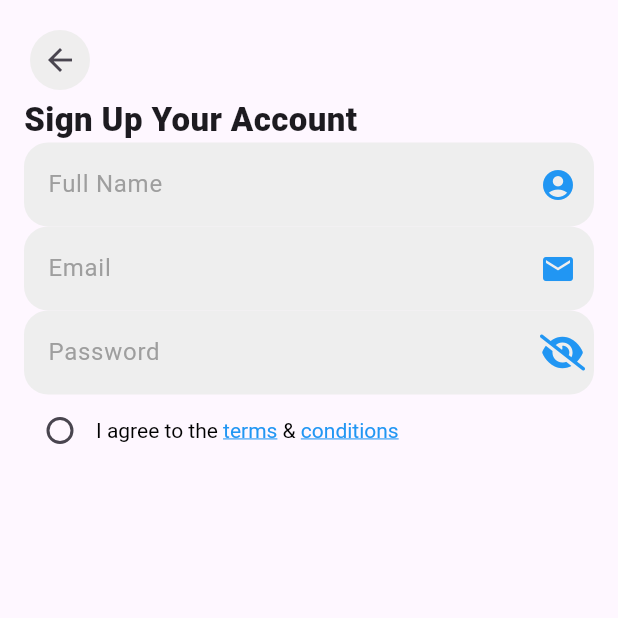
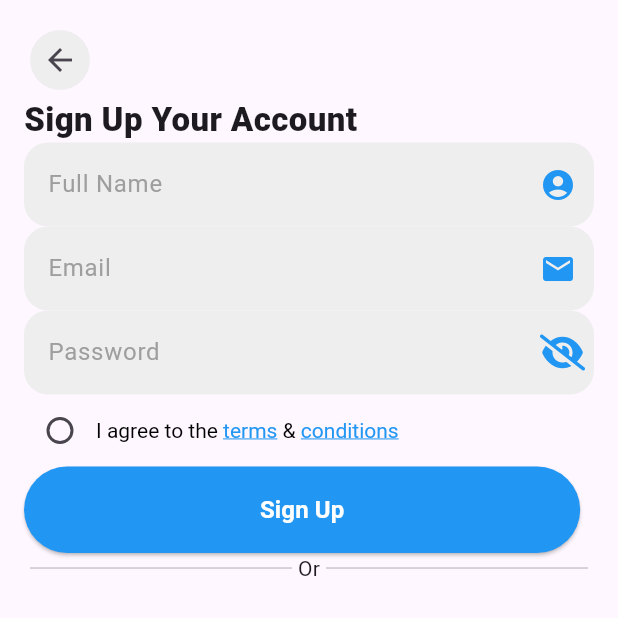
Before and after one commit to faisal-abdelnase/supermarket-delivery, a Flutter app: the SignUpPage screen opened by its route, on a phone screen of 412 x 824 dp, the top half of it. Run offline on Flutter 3.47's test engine with Material 3 defaults, Android fonts, the light colour scheme and no system bars; our stand-ins replace font_awesome_flutter, percent_indicator, shared_preferences; accounts and stored records are empty.

Commit message:
create custom elvated button and divider

```diff
--- a/lib/features/Auth/presentation/view/sign_up.dart
+++ b/lib/features/Auth/presentation/view/sign_up.dart
@@ -1,5 +1,7 @@
 import 'package:flutter/material.dart';
 import 'package:super_market_app/features/Auth/presentation/view/widgets/custom_arrow_back_button.dart';
+import 'package:super_market_app/features/Auth/presentation/view/widgets/custom_divider_or.dart';
+import 'package:super_market_app/features/Auth/presentation/view/widgets/custom_elvated_button.dart';
 import 'package:super_market_app/features/Auth/presentation/view/widgets/custom_text_form_filed.dart';
 import 'package:super_market_app/features/Auth/presentation/view/widgets/custom_text_from_filed_password.dart';
 import 'package:super_market_app/features/Auth/presentation/view/widgets/rich_text_to_agree_radio.dart';
@@ -19,6 +21,8 @@ class _SignUpPageState extends State<SignUpPage> {
 
   @override
   Widget build(BuildContext context) {
+    final screenWidth = MediaQuery.of(context).size.width;
+    final screenHeight = MediaQuery.of(context).size.height;
     return Scaffold(
       body: SafeArea(
         top: true,
@@ -55,6 +59,10 @@ class _SignUpPageState extends State<SignUpPage> {
                     RichTextToAgreeRadio()
                 ],
               ),
+
+              CustomElvatedButton(screenWidth: screenWidth, screenHeight: screenHeight),
+
+              CustomDividerOR()
             ],
           ),
         ),
--- /dev/null
+++ b/lib/features/Auth/presentation/view/widgets/custom_divider_or.dart
@@ -0,0 +1,35 @@
+import 'package:flutter/material.dart';
+
+class CustomDividerOR extends StatelessWidget {
+  const CustomDividerOR({
+    super.key,
+  });
+
+  @override
+  Widget build(BuildContext context) {
+    return Row(
+      mainAxisAlignment: MainAxisAlignment.center,
+      children: [
+        Expanded(
+          child: Divider(
+            thickness: 1,
+            indent: 4,
+            endIndent: 4,
+
+          ),
+        ),
+
+        Text("Or"),
+
+        Expanded(
+          child: Divider(
+            thickness: 1,
+            indent: 4,
+            endIndent: 4,
+
+          ),
+        ),
+      ],
+    );
+  }
+}
--- /dev/null
+++ b/lib/features/Auth/presentation/view/widgets/custom_elvated_button.dart
@@ -0,0 +1,29 @@
+import 'package:flutter/material.dart';
+
+class CustomElvatedButton extends StatelessWidget {
+  const CustomElvatedButton({
+    super.key,
+    required this.screenWidth,
+    required this.screenHeight,
+  });
+
+  final double screenWidth;
+  final double screenHeight;
+
+  @override
+  Widget build(BuildContext context) {
+    return ElevatedButton(
+      style: ElevatedButton.styleFrom(
+        fixedSize: Size(screenWidth * 0.9, screenHeight * 0.07),
+        backgroundColor: Colors.blue,
+        foregroundColor: Colors.white
+      ),
+      onPressed: (){},
+      child: Text("Sign Up",
+      style: TextStyle(
+        fontWeight: FontWeight.bold,
+        fontSize: 16
+      ),),
+      );
+  }
+}
```
